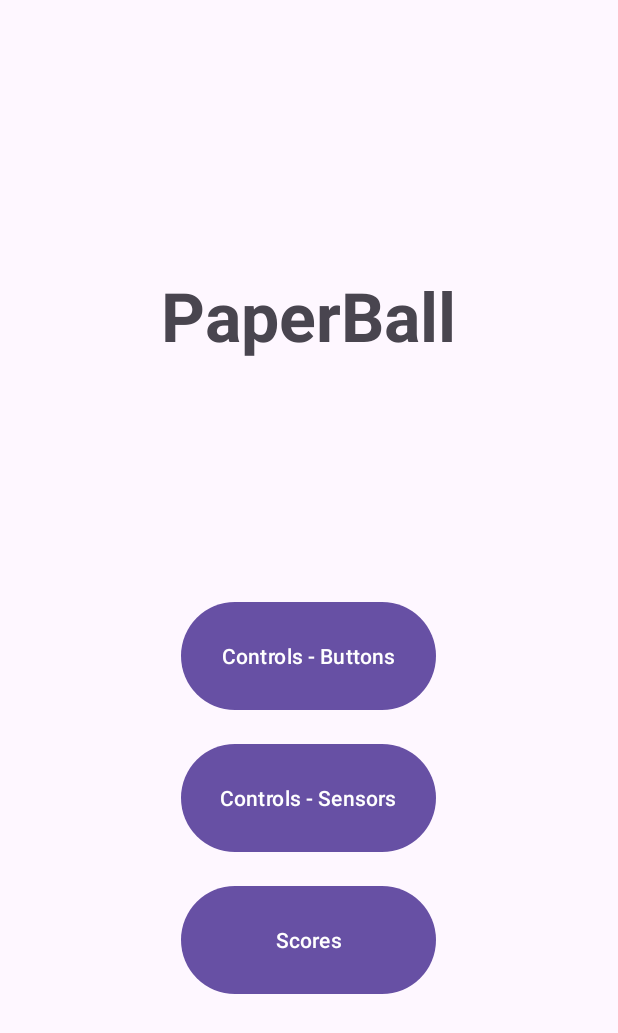
After one commit to idunsky855/Paper-Ball, an Android app: the MenuActivity screen opened directly, with no data from a screen before it, on a phone screen of 412 x 824 dp. The commit adds this screen. Shown: the top 1033 px of the screen. Run offline under Robolectric (Android 15) with nearby library versions, the phone set to English and light mode, and no system bars.

Commit message:
added menu activity - unfinished

```diff
--- a/app/src/main/AndroidManifest.xml
+++ b/app/src/main/AndroidManifest.xml
@@ -3,6 +3,7 @@
     xmlns:tools="http://schemas.android.com/tools">
 
     <uses-permission android:name="android.permission.VIBRATE" />
+
     <application
         android:allowBackup="true"
         android:dataExtractionRules="@xml/data_extraction_rules"
@@ -13,6 +14,15 @@
         android:supportsRtl="true"
         android:theme="@style/Theme.PaperBall"
         tools:targetApi="31">
+        <activity
+            android:name=".MenuActivity"
+            android:exported="true">
+            <intent-filter>
+                <action android:name="android.intent.action.MAIN" />
+
+                <category android:name="android.intent.category.LAUNCHER" />
+            </intent-filter>
+        </activity>
         <activity
             android:name=".MainActivity"
             android:exported="true">
--- /dev/null
+++ b/app/src/main/java/com/example/paperball/MenuActivity.kt
@@ -0,0 +1,43 @@
+package com.example.paperball
+
+import android.os.Bundle
+import android.view.View
+import androidx.activity.enableEdgeToEdge
+import androidx.appcompat.app.AppCompatActivity
+import androidx.core.view.ViewCompat
+import androidx.core.view.WindowInsetsCompat
+import com.google.android.material.button.MaterialButton
+
+class MenuActivity : AppCompatActivity() {
+
+    private lateinit var menu_BTN_buttons: MaterialButton
+    private lateinit var menu_BTN_sensors: MaterialButton
+    private lateinit var menu_BTN_scores: MaterialButton
+
+
+    override fun onCreate(savedInstanceState: Bundle?) {
+        super.onCreate(savedInstanceState)
+        enableEdgeToEdge()
+        setContentView(R.layout.activity_menu)
+        findViews()
+        initViews()
+    }
+
+    private fun initViews() {
+        menu_BTN_buttons.setOnClickListener {  }
+
+        menu_BTN_sensors.setOnClickListener {  }
+
+        menu_BTN_scores.setOnClickListener {  }
+    }
+
+    private fun findViews() {
+        menu_BTN_buttons = findViewById(R.id.menu_BTN_buttons)
+        menu_BTN_sensors = findViewById(R.id.menu_BTN_sensors)
+        menu_BTN_scores = findViewById(R.id.menu_BTN_scores)
+    }
+
+    private fun switchActivity(){
+
+    }
+}
--- /dev/null
+++ b/app/src/main/res/layout/activity_menu.xml
@@ -0,0 +1,62 @@
+<?xml version="1.0" encoding="utf-8"?>
+<RelativeLayout xmlns:android="http://schemas.android.com/apk/res/android"
+    xmlns:app="http://schemas.android.com/apk/res-auto"
+    xmlns:tools="http://schemas.android.com/tools"
+    android:id="@+id/main"
+    android:layout_width="match_parent"
+    android:layout_height="match_parent"
+    tools:context=".MenuActivity"
+    android:gravity="center" >
+
+    <com.google.android.material.textview.MaterialTextView
+        android:id="@+id/menu_MTV_appName"
+        android:layout_width="wrap_content"
+        android:layout_height="wrap_content"
+        android:layout_centerHorizontal="true"
+        android:layout_marginTop="@dimen/menu_appName_margin_top"
+        android:textAlignment="center"
+        android:text="PaperBall"
+        android:textSize="@dimen/menu_appName_size"
+        android:textStyle="bold" />
+
+    <LinearLayout
+        android:id="@+id/menu_LL_buttons"
+        android:layout_width="wrap_content"
+        android:layout_height="wrap_content"
+        android:layout_alignParentStart="true"
+        android:layout_alignParentTop="true"
+        android:layout_alignParentEnd="true"
+        android:layout_alignParentBottom="true"
+        android:layout_gravity="center"
+        android:layout_marginHorizontal="@dimen/default_linearLayout_horizontal_margin"
+        android:layout_marginTop="@dimen/menu_LL_buttons_margin_top"
+        android:layout_marginBottom="@dimen/menu_LL_bottom_margin"
+        android:gravity="center"
+        android:orientation="vertical">
+
+        <com.google.android.material.button.MaterialButton
+            android:id="@+id/menu_BTN_buttons"
+            android:layout_width="@dimen/default_btn_width"
+            android:layout_height="@dimen/default_btn_height"
+            android:layout_margin="@dimen/default_btn_margin"
+            android:layout_weight="1"
+            android:text="Controls - Buttons" />
+
+        <com.google.android.material.button.MaterialButton
+            android:id="@+id/menu_BTN_sensors"
+            android:layout_width="@dimen/default_btn_width"
+            android:layout_height="@dimen/default_btn_height"
+            android:layout_margin="@dimen/default_btn_margin"
+            android:layout_weight="1"
+            android:text="Controls - Sensors" />
+
+        <com.google.android.material.button.MaterialButton
+            android:id="@+id/menu_BTN_scores"
+            android:layout_width="@dimen/default_btn_width"
+            android:layout_height="@dimen/default_btn_height"
+            android:layout_margin="@dimen/default_btn_margin"
+            android:layout_weight="1"
+            android:text="Scores" />
+    </LinearLayout>
+
+</RelativeLayout>
--- a/app/src/main/res/values/dimens.xml
+++ b/app/src/main/res/values/dimens.xml
@@ -12,4 +12,13 @@
     <dimen name="default_margin_bottom_LinearLayout">10dp</dimen>
     <dimen name="default_FAB_linear_layout_height">70dp</dimen>
     <dimen name="default_paper_width">70dp</dimen>
+    <dimen name="default_btn_margin">7dp</dimen>
+    <dimen name="default_btn_height">50dp</dimen>
+    <dimen name="default_btn_width">170dp</dimen>
+    <dimen name="default_linearLayout_horizontal_margin">60dp</dimen>
+    <dimen name="menu_LL_top_margin">390dp</dimen>
+    <dimen name="menu_LL_bottom_margin">150dp</dimen>
+    <dimen name="menu_appName_size">45sp</dimen>
+    <dimen name="menu_appName_margin_top">180dp</dimen>
+    <dimen name="menu_LL_buttons_margin_top">390dp</dimen>
 </resources>
```
